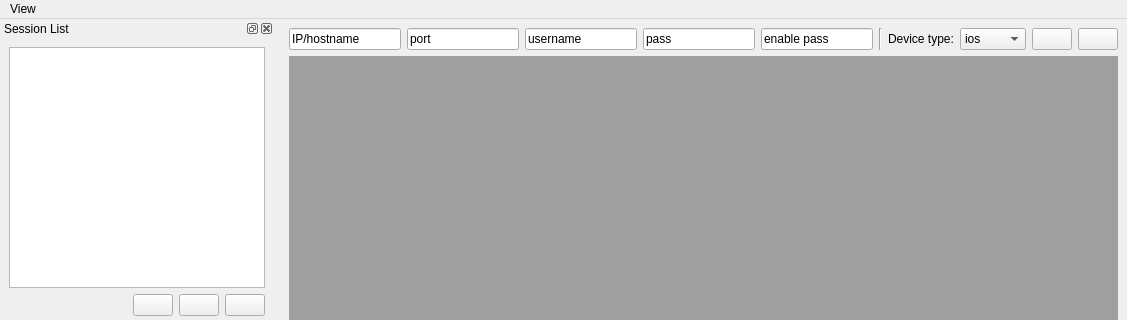
Before: the Qt Designer form cxagui.ui in matthewspangler/QtCAT, drawn with Qt 5; both pictures show x 0 to 1127 and y 0 to 320 of the 1127 by 660 pixel window.
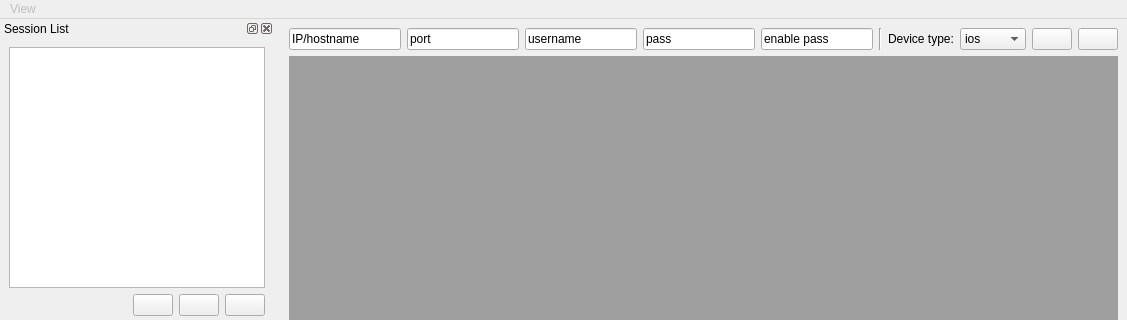
After: the same form once the commit is applied. Icons and pictures are not drawn.

Commit message: Organized classes.

What changed in the file:
```diff
--- a/cxagui.ui
+++ b/cxagui.ui
@@ -146,6 +146,9 @@
    </layout>
   </widget>
   <widget class="QMenuBar" name="menubar">
+   <property name="enabled">
+    <bool>false</bool>
+   </property>
    <property name="geometry">
     <rect>
      <x>0</x>
```
Left out of the diff: 3 changed lines with no effect on the pictures. The commit also changes 1 other file.
